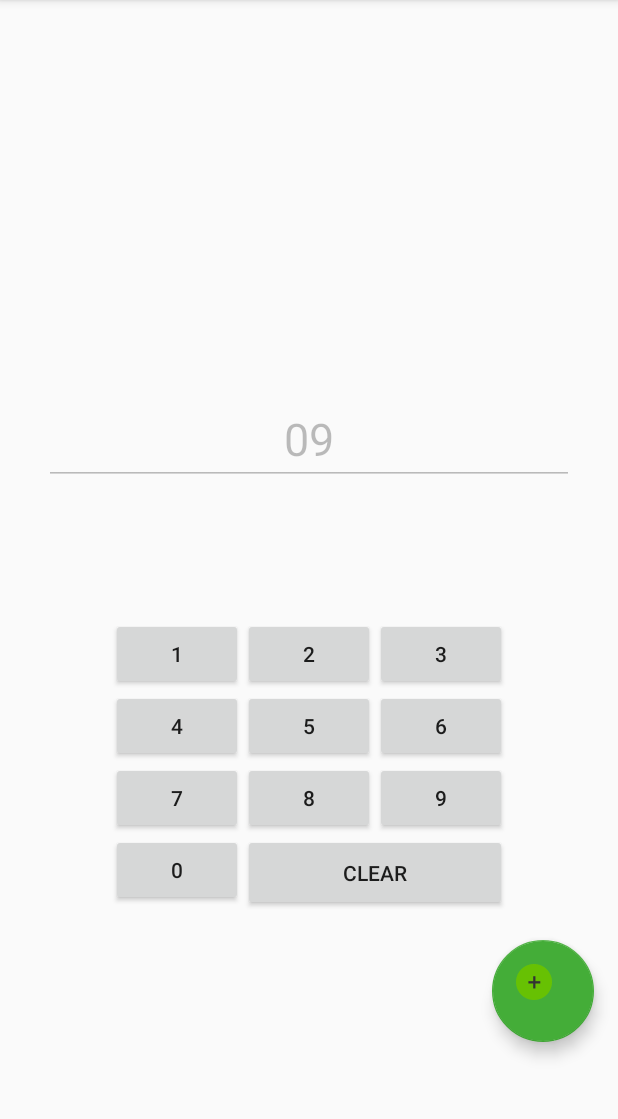
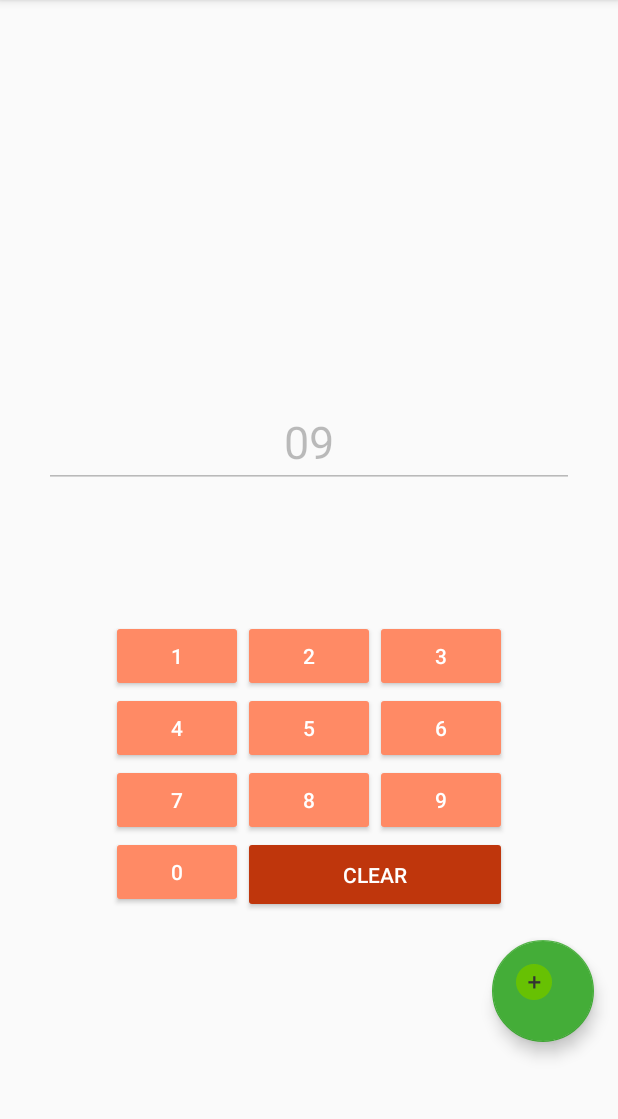
Before and after one commit to ronanlina/NumberGuess, an Android app: the screen it shows after launch (MainActivity), on a phone screen of 412 x 824 dp, the part 84-1203 px from its top. Run offline under Robolectric (Android 15) with nearby library versions, the phone set to English and light mode, and no system bars; our stand-ins replace Firebase (no records; nobody signed in at launch, a user with empty details on screens opened directly); Roboto replaces fonts that are not available here.

Commit message:
#Alpha  - Meets all the required modules  - Needs interface polishing

```diff
--- a/app/src/main/java/com/example/connivingdog/numberguess/MainActivity.kt
+++ b/app/src/main/java/com/example/connivingdog/numberguess/MainActivity.kt
@@ -6,17 +6,12 @@ import android.os.Bundle
 import android.text.Editable
 import android.text.TextWatcher
 import android.util.Log
-import android.view.KeyEvent
-import android.view.View
-import android.widget.ArrayAdapter
 import android.widget.Toast
-import com.example.connivingdog.numberguess.R.id.*
 import com.google.firebase.database.*
 import kotlinx.android.synthetic.main.activity_main.*
 import com.google.firebase.database.FirebaseDatabase
 import com.google.firebase.database.DatabaseReference
 import com.google.firebase.database.DataSnapshot
-import kotlinx.android.synthetic.main.activity_main.view.*
 
 class MainActivity : AppCompatActivity() {
 
@@ -63,6 +58,7 @@ class MainActivity : AppCompatActivity() {
 
     }
 
+    //fetch result from database
     private fun fetchResult(userPrefix: String){
         Log.d("usePRef",userPrefix + " x ")
 
--- a/app/src/main/res/layout/activity_main.xml
+++ b/app/src/main/res/layout/activity_main.xml
@@ -23,8 +23,8 @@
     <EditText
         android:id="@+id/numberText"
         android:layout_width="wrap_content"
-        android:layout_height="59dp"
-        android:layout_marginBottom="8dp"
+        android:layout_height="wrap_content"
+        android:layout_marginBottom="1dp"
         android:layout_marginEnd="1dp"
         android:layout_marginTop="220dp"
         android:clickable="false"
@@ -64,49 +64,71 @@
 
         <Button
             android:id="@+id/b1"
-            android:text="1" />
+            android:text="1"
+            android:textColor="@android:color/white"
+            android:backgroundTint="@color/colorAccent" />
 
         <Button
             android:id="@+id/b2"
-            android:text="2" />
+            android:text="2"
+            android:textColor="@android:color/white"
+            android:backgroundTint="@color/colorAccent" />
 
         <Button
             android:id="@+id/b3"
-            android:text="3" />
+            android:text="3"
+            android:textColor="@android:color/white"
+            android:backgroundTint="@color/colorAccent" />
 
         <Button
             android:id="@+id/b4"
-            android:text="4" />
+            android:text="4"
+            android:textColor="@android:color/white"
+            android:backgroundTint="@color/colorAccent" />
 
         <Button
             android:id="@+id/b5"
-            android:text="5" />
+            android:text="5"
+            android:textColor="@android:color/white"
+            android:backgroundTint="@color/colorAccent" />
 
         <Button
             android:id="@+id/b6"
-            android:text="6" />
+            android:text="6"
+            android:textColor="@android:color/white"
+            android:backgroundTint="@color/colorAccent" />
 
         <Button
             android:id="@+id/b7"
-            android:text="7" />
+            android:text="7"
+            android:textColor="@android:color/white"
+            android:backgroundTint="@color/colorAccent" />
 
         <Button
             android:id="@+id/b8"
-            android:text="8" />
+            android:text="8"
+            android:textColor="@android:color/white"
+            android:backgroundTint="@color/colorAccent" />
 
         <Button
             android:id="@+id/b9"
-            android:text="9" />
+            android:text="9"
+            android:textColor="@android:color/white"
+            android:backgroundTint="@color/colorAccent" />
 
         <Button
             android:id="@+id/b0"
-            android:text="0" />
+            android:text="0"
+            android:textColor="@android:color/white"
+            android:backgroundTint="@color/colorAccent" />
 
         <Button
             android:id="@+id/clear"
             android:layout_columnSpan="2"
             android:layout_gravity="fill"
-            android:text="CLEAR" />
+            android:text="CLEAR"
+            android:textColor="@android:color/white"
+            android:backgroundTint="@color/colorPrimaryDark" />
 
     </GridLayout>
 
--- a/app/src/main/res/values/strings.xml
+++ b/app/src/main/res/values/strings.xml
@@ -11,4 +11,5 @@
     </string-array>
     <string name="format_warning">invalid number</string>
     <string name="pre_pref">09</string>
+    <string name="prefix">09</string>
 </resources>
```
Also changed, not shown: app/src/main/java/com/example/connivingdog/numberguess/AddSimPref.kt (+38 -0 lines), app/src/main/res/layout/activity_add_sim_pref.xml (+34 -0 lines).
